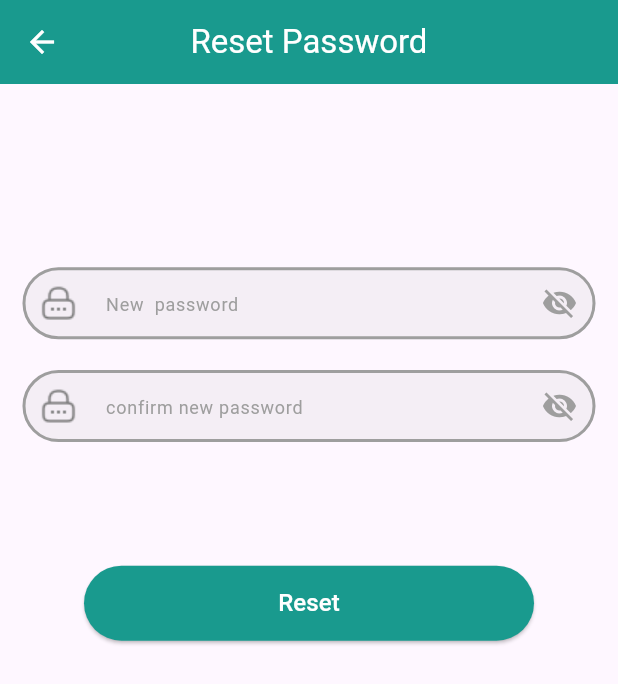
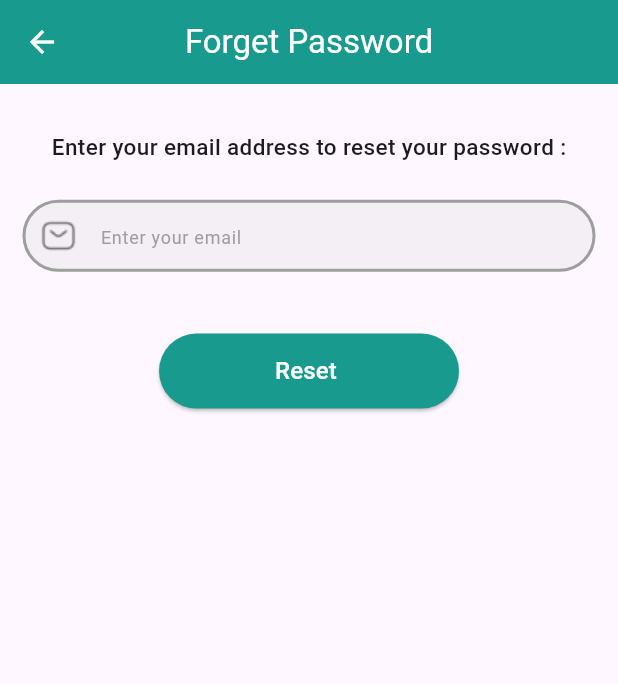
Before and after one commit to huzaifaAhmad9/FYP-SwiftAid, a Flutter app: the Login screen opened directly, after a tap on "Forgot Password?", on a phone screen of 412 x 824 dp. Shown: the top 684 px of the screen. Run offline on Flutter 3.47's test engine with Material 3 defaults, Android fonts, the phone set to English and light mode, and no system bars; our stand-ins replace firebase_auth, firebase_core, firebase_database, geolocator, google_maps_flutter, google_sign_in; missing offline and left inert: animated_weight_picker, cupertino_height_picker, scroll_wheel_date_picker; accounts and stored records are empty.

Commit message:
update password screen and reset password screen added

```diff
--- a/lib/Screens/auth/Forget_password/forget_password.dart
+++ b/lib/Screens/Update_password/update_password.dart
@@ -5,14 +5,14 @@ import 'package:swift_aid/components/custom_button.dart';
 import 'package:swift_aid/app_colors/app_colors.dart';
 import 'package:flutter/material.dart';
 
-class ForgetPassword extends StatefulWidget {
-  const ForgetPassword({super.key});
+class UpdatePassword extends StatefulWidget {
+  const UpdatePassword({super.key});
 
   @override
-  State<ForgetPassword> createState() => _ForgetPasswordState();
+  State<UpdatePassword> createState() => _UpdatePasswordState();
 }
 
-class _ForgetPasswordState extends State<ForgetPassword> {
+class _UpdatePasswordState extends State<UpdatePassword> {
   final AuthService _auth = AuthService();
   late TextEditingController _newPassword;
   late TextEditingController _confirmnewPassword;
--- /dev/null
+++ b/lib/Screens/auth/Forget_password/forget_passsord.dart
@@ -0,0 +1,159 @@
+import 'package:firebase_auth/firebase_auth.dart';
+import 'package:swift_aid/Screens/auth/components/custom_field.dart';
+import 'package:swift_aid/components/responsive_sized_box.dart';
+import 'package:swift_aid/components/custom_button.dart';
+import 'package:swift_aid/app_colors/app_colors.dart';
+import 'package:swift_aid/utils/utils.dart';
+import 'package:flutter/material.dart';
+
+class ForgetPasssord extends StatefulWidget {
+  const ForgetPasssord({super.key});
+
+  @override
+  State<ForgetPasssord> createState() => _ForgetPasssordState();
+}
+
+class _ForgetPasssordState extends State<ForgetPasssord> {
+  late final TextEditingController _email = TextEditingController();
+  late FocusNode _emailFocus;
+  final _formKey = GlobalKey<FormState>();
+  bool _isEmailValid = false;
+
+  final FirebaseAuth _auth = FirebaseAuth.instance;
+
+  void _checkEmail() {
+    setState(() {
+      _isEmailValid = Utils.isValidEmail(_email.text);
+    });
+  }
+
+  @override
+  void initState() {
+    _emailFocus = FocusNode();
+
+    _emailFocus.addListener(() {
+      setState(() {});
+    });
+    _email.addListener(_checkEmail);
+    super.initState();
+  }
+
+  @override
+  void dispose() {
+    _email.dispose();
+    _emailFocus.dispose();
+    super.dispose();
+  }
+
+  Future<void> sendResetPasssword(String email) async {
+    try {
+      await _auth.sendPasswordResetEmail(email: email);
+      if (mounted) {
+        ScaffoldMessenger.of(context).showSnackBar(
+          const SnackBar(content: Text('Password reset email sent!')),
+        );
+      }
+    } on FirebaseAuthException catch (e) {
+      if (e.code == 'user-not-found') {
+        if (mounted) {
+          ScaffoldMessenger.of(context).showSnackBar(
+            const SnackBar(content: Text('No user found for that email.')),
+          );
+        }
+      } else {
+        if (mounted) {
+          ScaffoldMessenger.of(context).showSnackBar(
+            SnackBar(content: Text('Failed to send reset email: ${e.message}')),
+          );
+        }
+      }
+    } catch (e) {
+      if (mounted) {
+        ScaffoldMessenger.of(context).showSnackBar(
+          SnackBar(content: Text('Unexpected error occurred: $e')),
+        );
+      }
+    }
+  }
+
+  @override
+  Widget build(BuildContext context) {
+    return Scaffold(
+      appBar: AppBar(
+        backgroundColor: AppColors.primaryColor,
+        title: const Text('Forget Password',
+            style: TextStyle(color: Colors.white)),
+        centerTitle: true,
+        iconTheme: const IconThemeData(color: Colors.white),
+      ),
+      body: Form(
+        key: _formKey,
+        child: Padding(
+          padding: const EdgeInsets.all(15),
+          child: Column(
+            children: <Widget>[
+              2.heightBox,
+              const Text(
+                'Enter your email address to reset your password :',
+                style: TextStyle(fontSize: 15, fontWeight: FontWeight.w500),
+              ),
+              3.heightBox,
+              CustomField(
+                controller: _email,
+                hintText: 'Enter your email',
+                focusNode: _emailFocus,
+                validator: (value) {
+                  if (value == null || value.isEmpty) {
+                    return 'Email is required';
+                  } else if (!_isEmailValid) {
+                    return 'Enter a valid email';
+                  }
+                  return null;
+                },
+                prefixIcon: Padding(
+                  padding: const EdgeInsets.all(8.0),
+                  child: Image.asset(
+                    'assets/images/Email.png',
+                    height: 20,
+                    width: 20,
+                    color: _emailFocus.hasFocus
+                        ? AppColors.primaryColor
+                        : AppColors.greyColor,
+                  ),
+                ),
+                suffixIcon: _isEmailValid
+                    ? const Padding(
+                        padding: EdgeInsets.all(8.0),
+                        child: Icon(
+                          Icons.check,
+                          color: Colors.green,
+                        ),
+                      )
+                    : null,
+                obscureText: false,
+              ),
+              5.heightBox,
+              CustomButton(
+                text: "Reset ",
+                onPressed: () {
+                  String email = _email.text;
+                  if (email.isNotEmpty) {
+                    sendResetPasssword(email);
+                  } else {
+                    ScaffoldMessenger.of(context).showSnackBar(
+                      const SnackBar(content: Text('Please enter your email')),
+                    );
+                  }
+                },
+                height: 50,
+                width: 200,
+                backgroundColor: AppColors.primaryColor,
+                borderRadius: 30,
+              )
+            ],
+          ),
+        ),
+      ),
+    );
+  }
+}
--- a/lib/Screens/auth/Login/login.dart
+++ b/lib/Screens/auth/Login/login.dart
@@ -1,5 +1,5 @@
 import 'package:swift_aid/Screens/Main_Screens/Home_Screen/home_screen.dart';
-import 'package:swift_aid/Screens/auth/Forget_password/forget_password.dart';
+import 'package:swift_aid/Screens/auth/Forget_password/forget_passsord.dart';
 import 'package:swift_aid/Screens/auth/Auth_service/auth_service.dart';
 import 'package:swift_aid/Screens/auth/components/custom_field.dart';
 import 'package:swift_aid/components/circle_container.dart';
@@ -190,7 +190,7 @@ class _LoginState extends State<Login> {
                         Navigator.push(
                             context,
                             MaterialPageRoute(
-                                builder: (_) => const ForgetPassword()));
+                                builder: (_) => const ForgetPasssord()));
                       },
                       child: const Text(
                         'Forgot Password?',
--- /dev/null
+++ b/lib/components/responsive_sized_box.dart
@@ -0,0 +1,35 @@
+import 'package:flutter/material.dart';
+
+extension BoxSize on num {
+  // For height Box
+  Widget get heightBox {
+    return ResponsiveSizedBox(height: toDouble());
+  }
+
+  // For width Box
+  Widget get widthBox {
+    return ResponsiveSizedBox(width: toDouble());
+  }
+}
+
+class ResponsiveSizedBox extends StatelessWidget {
+  final double? width;
+  final double? height;
+
+  const ResponsiveSizedBox({super.key, this.width, this.height});
+
+  @override
+  Widget build(BuildContext context) {
+    double screenWidth = MediaQuery.of(context).size.width;
+    double screenHeight = MediaQuery.of(context).size.height;
+
+    // Calculate responsive width/height based on percentage
+    double finalWidth = width != null ? width! * screenWidth / 100 : 0;
+    double finalHeight = height != null ? height! * screenHeight / 100 : 0;
+
+    return SizedBox(
+      width: finalWidth,
+      height: finalHeight,
+    );
+  }
+}
```
Also changed, not shown: 1 other file.
